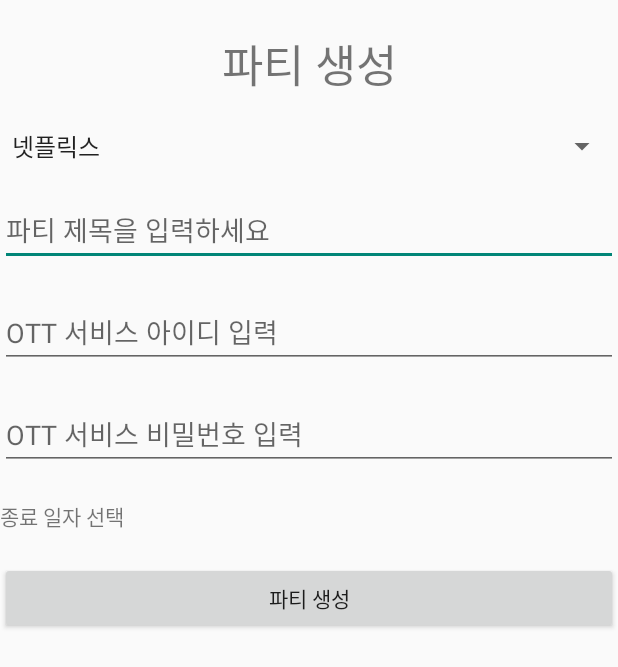
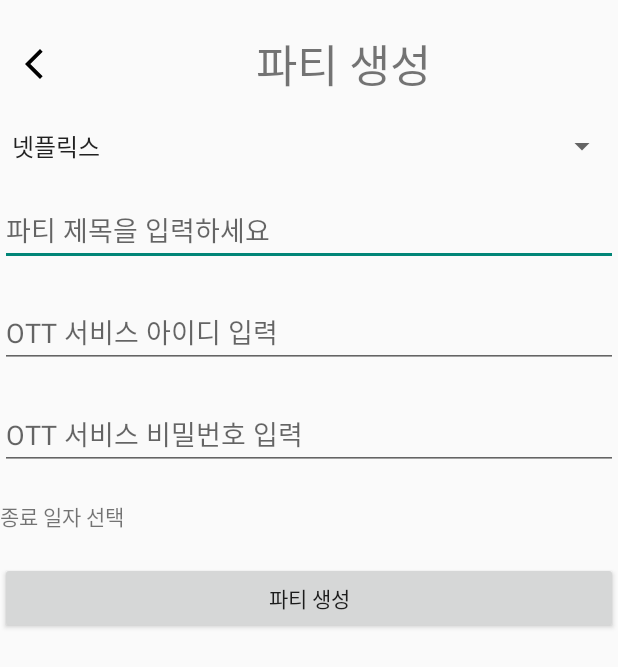
Before and after one commit to JeongUngKim/two_android, an Android app: the PartyAddActivity screen opened directly, with no data from a screen before it, on a phone screen of 412 x 824 dp. Shown: the top 667 px of the screen. Run offline under Robolectric (Android 15) with nearby library versions, the phone set to English and light mode, and no system bars.

Commit message:
화면 수정

```diff
--- a/app/src/main/AndroidManifest.xml
+++ b/app/src/main/AndroidManifest.xml
@@ -16,6 +16,12 @@
         android:theme="@style/Theme.TWO"
         android:usesCleartextTraffic="true"
         tools:targetApi="31">
+        <activity
+            android:name=".UserChoiceActivity"
+            android:exported="false" />
+        <activity
+            android:name=".PartyUpdateActivity"
+            android:exported="false" />
         <activity
             android:name=".MoviecommentActivity"
             android:exported="false" />
--- a/app/src/main/res/layout/activity_party_add.xml
+++ b/app/src/main/res/layout/activity_party_add.xml
@@ -15,14 +15,27 @@
         app:layout_constraintStart_toStartOf="parent"
         app:layout_constraintTop_toTopOf="parent">
 
-        <TextView
-            android:id="@+id/textView34"
+        <LinearLayout
             android:layout_width="match_parent"
             android:layout_height="wrap_content"
             android:layout_marginTop="20dp"
-            android:gravity="center"
-            android:text="파티 생성"
-            android:textSize="30sp" />
+            android:orientation="horizontal">
+
+            <ImageView
+                android:id="@+id/imageView15"
+                android:layout_width="45dp"
+                android:layout_height="wrap_content"
+                android:layout_gravity="center_vertical"
+                app:srcCompat="@drawable/baseline_arrow_back_ios_new_24" />
+
+            <TextView
+                android:id="@+id/textView34"
+                android:layout_width="match_parent"
+                android:layout_height="wrap_content"
+                android:gravity="center"
+                android:text="파티 생성"
+                android:textSize="30sp" />
+        </LinearLayout>
 
         <Spinner
             android:id="@+id/spinner2"
```
